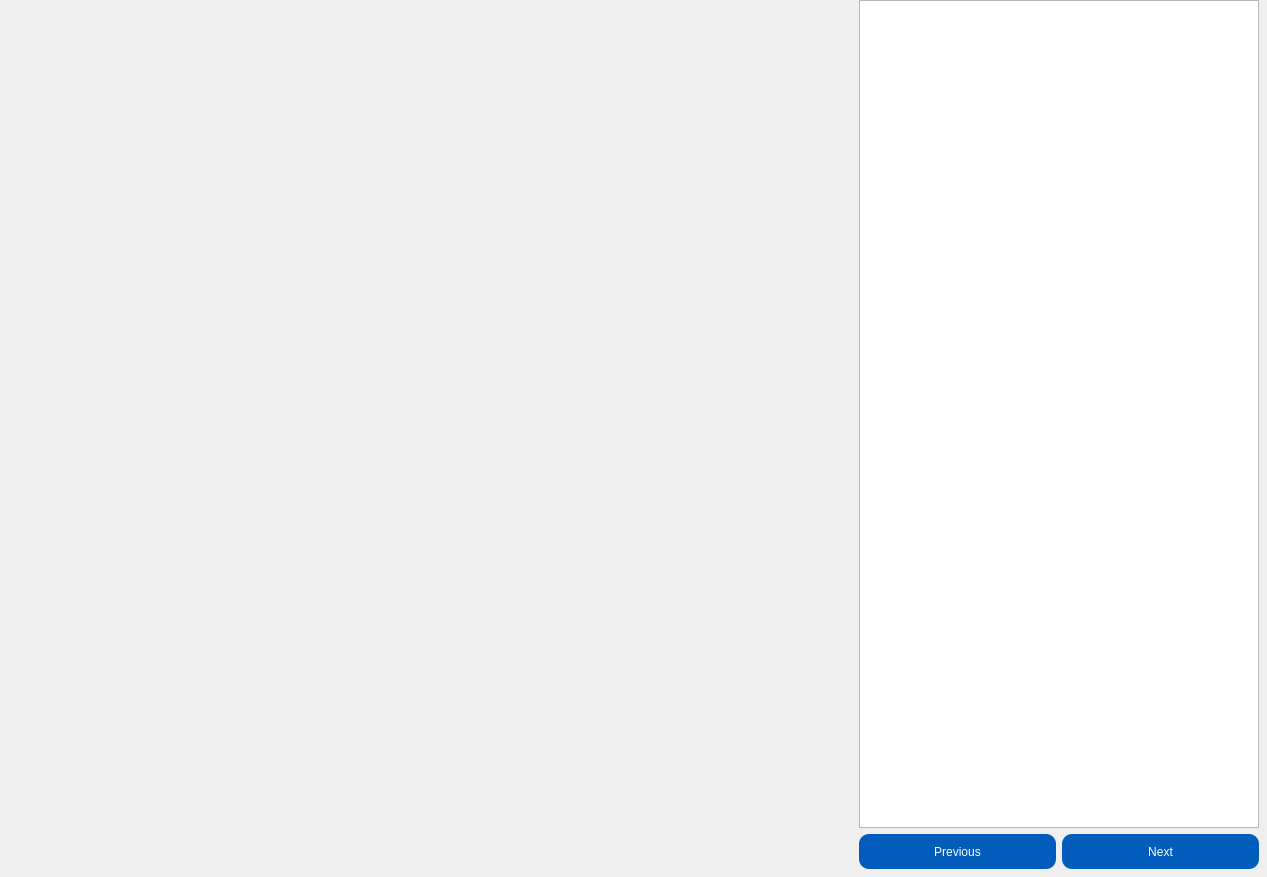
First picture: the form in slumber/gui/pages/procedure/procedure.ui, repository alitsaberi/slumber, before the edit.
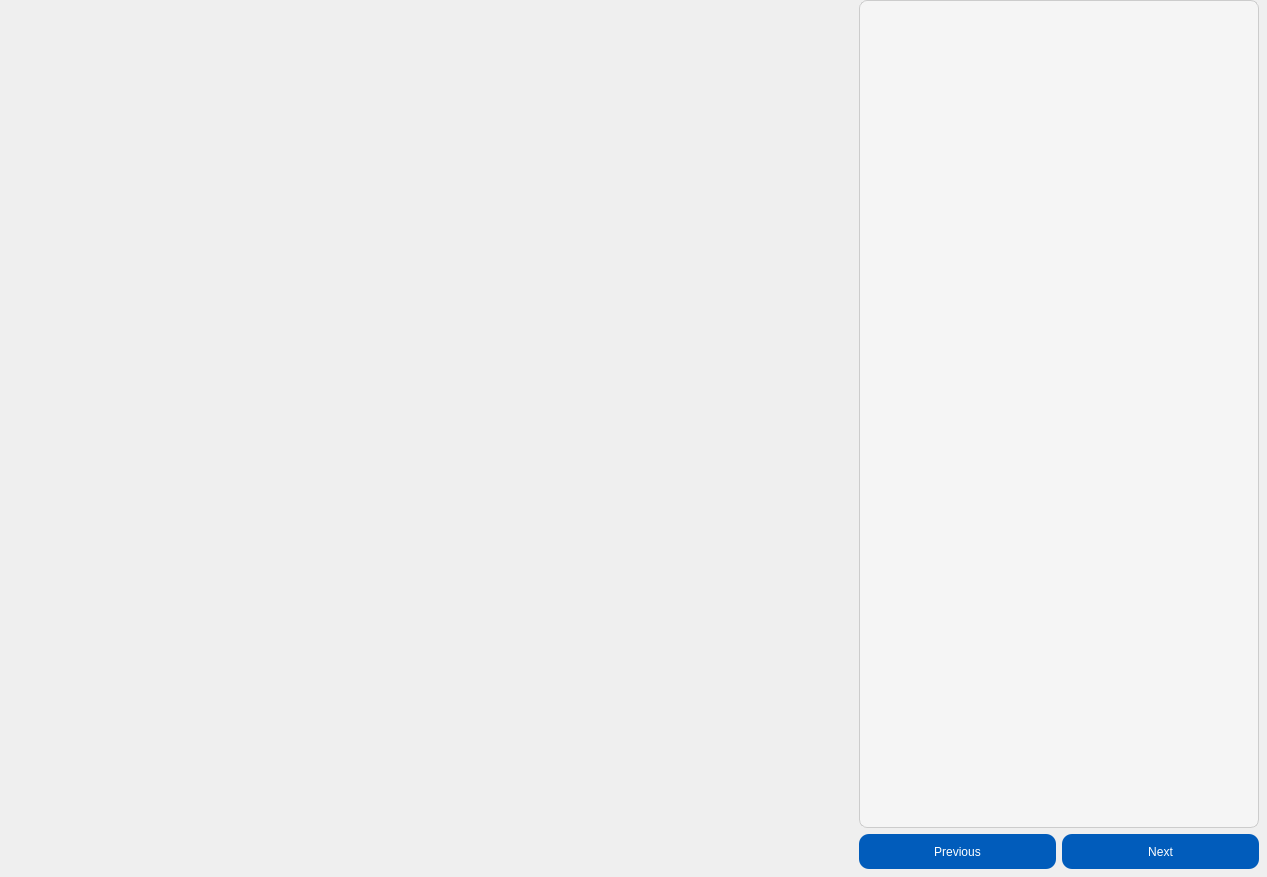
Second picture: the form after the edit.

What changed in the file:
```diff
--- a/slumber/gui/pages/procedure/procedure.ui
+++ b/slumber/gui/pages/procedure/procedure.ui
@@ -96,6 +96,100 @@
            <pointsize>14</pointsize>
           </font>
          </property>
+         <property name="styleSheet">
+          <string notr="true">/* Style for the QListWidget */
+QListWidget {
+    background-color: #F5F5F5;
+    border: 1px solid #CCCCCC;
+    border-radius: 8px;
+    padding: 5px;
+}
+
+/* Style for QListWidgetItem (Default/Inactive) */
+QListWidget::item {
+    background-color: #FFFFFF;
+    border: 1px solid #E0E0E0;
+    border-radius: 5px;
+    margin: 16px;
+    padding: 6px;
+    color: #555555; /* Text color for inactive items */
+}
+
+/* Style for selected QListWidgetItem */
+QListWidget::item:selected {
+    background-color: #D0E7FF;
+    border: 2px solid #3399FF;
+    color: #000000; /* Text color for selected items */
+}
+
+/* Style for hovered QListWidgetItem */
+QListWidget::item:hover {
+    background-color: #E6F2FF;
+    border: 1px solid #66B2FF;
+    color: #333333; /* Text color on hover */
+}
+
+/* Style for disabled QListWidgetItem */
+QListWidget::item:disabled {
+    background-color: #F0F0F0;
+    border: 1px solid #D3D3D3;
+    color: #A9A9A9; /* Grey text for disabled items */
+}
+
+/* Style for QLabel within the items */
+QLabel {
+    color: #555555;
+    font-size: 14px;
+}
+
+/* Optional: Alternating item backgrounds for better readability */
+QListWidget::item:nth-child(even) {
+    background-color: #FAFAFA;
+}
+
+QListWidget::item:nth-child(odd) {
+    background-color: #FFFFFF;
+}</string>
+         </property>
+         <property name="autoScroll">
+          <bool>false</bool>
+         </property>
+         <property name="autoScrollMargin">
+          <number>8</number>
+         </property>
+         <property name="editTriggers">
+          <set>QAbstractItemView::EditTrigger::NoEditTriggers</set>
+         </property>
+         <property name="selectionBehavior">
+          <enum>QAbstractItemView::SelectionBehavior::SelectRows</enum>
+         </property>
+         <property name="movement">
+          <enum>QListView::Movement::Static</enum>
+         </property>
+         <property name="isWrapping" stdset="0">
+          <bool>true</bool>
+         </property>
+         <property name="resizeMode">
+          <enum>QListView::ResizeMode::Adjust</enum>
+         </property>
+         <property name="gridSize">
+          <size>
+           <width>385</width>
+           <height>60</height>
+          </size>
+         </property>
+         <property name="uniformItemSizes">
+          <bool>false</bool>
+         </property>
+         <property name="wordWrap">
+          <bool>true</bool>
+         </property>
+         <property name="selectionRectVisible">
+          <bool>true</bool>
+         </property>
+         <property name="currentRow">
+          <number>-1</number>
+         </property>
         </widget>
        </item>
        <item>
```
